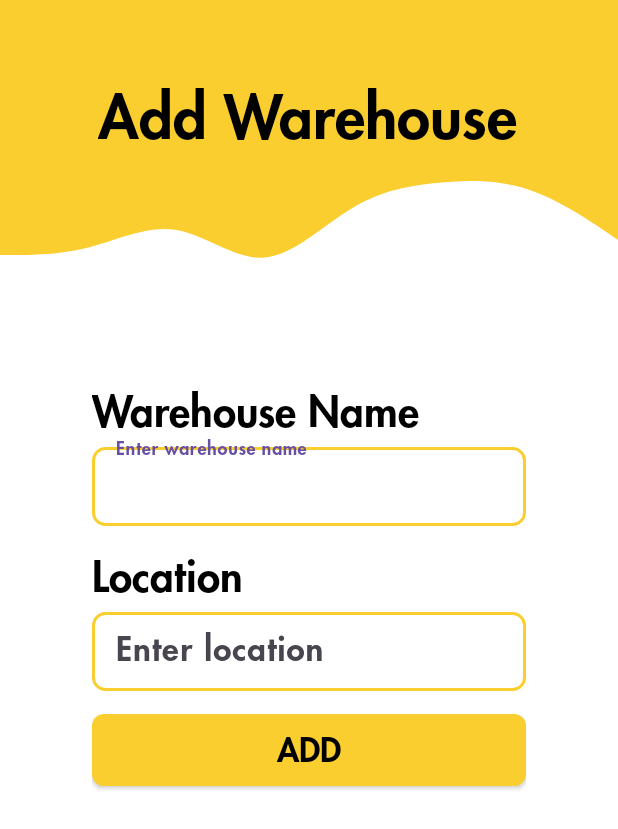
After one commit to satyamkumardeveloper/inventory_management, an Android app: the warehouseAdd screen opened directly, with no data from a screen before it, on a phone screen of 412 x 824 dp. The commit adds this screen. Shown: the top 829 px of the screen. Run offline under Robolectric (Android 15) with nearby library versions, the phone set to English and light mode, and no system bars; our stand-ins replace Firebase (no records; nobody signed in at launch, a user with empty details on screens opened directly).

Commit message:
warehouse option added with database.

```diff
--- a/app/build.gradle.kts
+++ b/app/build.gradle.kts
@@ -47,6 +47,7 @@ dependencies {
     implementation("androidx.constraintlayout:constraintlayout:2.1.4")
     implementation("com.google.firebase:firebase-auth:22.3.1")
     implementation("androidx.activity:activity:1.8.0")
+    implementation("com.google.firebase:firebase-database-ktx:20.3.1")
     testImplementation("junit:junit:4.13.2")
     androidTestImplementation("androidx.test.ext:junit:1.1.5")
     androidTestImplementation("androidx.test.espresso:espresso-core:3.5.1")
--- a/app/src/main/AndroidManifest.xml
+++ b/app/src/main/AndroidManifest.xml
@@ -12,6 +12,12 @@
         android:supportsRtl="true"
         android:theme="@style/Theme.OptiStock"
         tools:targetApi="31">
+        <activity
+            android:name=".warehouseAdd"
+            android:exported="false" />
+        <activity
+            android:name=".EachItem"
+            android:exported="false" />
         <activity
             android:name=".warehouse"
             android:exported="false" />
--- a/app/src/main/java/com/example/optistock/signup.kt
+++ b/app/src/main/java/com/example/optistock/signup.kt
@@ -30,7 +30,7 @@ class signup : AppCompatActivity() {
                 if (pass1==pass2){
                     firebaseAuth.createUserWithEmailAndPassword(email,pass1).addOnCompleteListener{
                         if (it.isSuccessful){
-                            startActivity(Intent(this,home::class.java))
+                            startActivity(Intent(this,warehouse::class.java))
                             finish()
 
                         }else{
--- /dev/null
+++ b/app/src/main/java/com/example/optistock/warehouseAdd.kt
@@ -0,0 +1,69 @@
+package com.example.optistock
+
+import android.content.Intent
+import android.health.connect.datatypes.units.Length
+import android.location.Location
+import android.os.Bundle
+import android.widget.Toast
+import androidx.activity.enableEdgeToEdge
+import androidx.appcompat.app.AppCompatActivity
+import androidx.core.view.ViewCompat
+import androidx.core.view.WindowInsetsCompat
+import com.example.optistock.databinding.ActivityWarehouseAddBinding
+import com.example.optistock.databinding.ActivityWarehouseBinding
+import com.google.firebase.auth.FirebaseAuth
+import com.google.firebase.database.DatabaseReference
+import com.google.firebase.database.FirebaseDatabase
+
+class warehouseAdd : AppCompatActivity() {
+    private lateinit var binding: ActivityWarehouseAddBinding
+    private lateinit var firebaseAuth: FirebaseAuth
+    private lateinit var databaseReference:DatabaseReference
+    override fun onCreate(savedInstanceState: Bundle?) {
+        super.onCreate(savedInstanceState)
+        enableEdgeToEdge()
+        binding=ActivityWarehouseAddBinding.inflate(layoutInflater)
+        setContentView(binding.root)
+        ViewCompat.setOnApplyWindowInsetsListener(findViewById(R.id.main)) { v, insets ->
+            val systemBars = insets.getInsets(WindowInsetsCompat.Type.systemBars())
+            v.setPadding(systemBars.left, systemBars.top, systemBars.right, systemBars.bottom)
+            insets
+        }
+
+        firebaseAuth= FirebaseAuth.getInstance()
+
+
+
+        databaseReference=FirebaseDatabase.getInstance().getReference()
+        binding.addBTN.setOnClickListener{
+            val currentUser = firebaseAuth.currentUser
+            var WarehouseName=binding.warehouseName.text.toString()
+            var locate=binding.locationInput.text.toString()
+            if (currentUser!=null){
+                val userId = currentUser.uid
+                val warehouseId = databaseReference.child("users").child(userId).child("warehouses").push().key
+                if (warehouseId != null) {
+                    // Create a map with warehouse data
+                    val warehouseData = mapOf(
+                        "warehouseName" to WarehouseName,
+                        "location" to locate
+                    )
+                    // Insert data into database
+                    databaseReference.child("users").child(userId).child("warehouses").child(warehouseId).setValue(warehouseData)
+                        .addOnSuccessListener {
+                            startActivity(Intent(this,warehouse::class.java))
+                            Toast.makeText(this,"Warehouse added successfully",Toast.LENGTH_SHORT).show()
+                            finish()
+                        }
+                        .addOnFailureListener { exception ->
+                            Toast.makeText(this,exception.toString(),Toast.LENGTH_SHORT).show()
+                        }
+                }
+            } else {
+                Toast.makeText(this,"Login first",Toast.LENGTH_SHORT).show()
+            }
+            }
+        }
+
+
+    }
--- /dev/null
+++ b/app/src/main/res/layout/activity_warehouse_add.xml
@@ -0,0 +1,131 @@
+<?xml version="1.0" encoding="utf-8"?>
+<androidx.constraintlayout.widget.ConstraintLayout xmlns:android="http://schemas.android.com/apk/res/android"
+    xmlns:app="http://schemas.android.com/apk/res-auto"
+    xmlns:tools="http://schemas.android.com/tools"
+    android:id="@+id/main"
+    android:layout_width="match_parent"
+    android:layout_height="match_parent"
+    android:background="@color/white"
+    tools:context=".warehouseAdd">
+
+    <View
+        android:id="@+id/view"
+        android:layout_width="match_parent"
+        android:layout_height="100sp"
+        android:background="@color/yellow"
+        app:layout_constraintEnd_toEndOf="parent"
+        app:layout_constraintStart_toStartOf="parent"
+        app:layout_constraintTop_toTopOf="parent" />
+
+    <View
+        android:layout_width="match_parent"
+        android:layout_height="100sp"
+        android:background="@drawable/wave_3_"
+        app:layout_constraintEnd_toEndOf="parent"
+        app:layout_constraintStart_toStartOf="parent"
+        app:layout_constraintTop_toBottomOf="@+id/view" />
+
+    <TextView
+        android:layout_width="280dp"
+        android:layout_height="57dp"
+        android:layout_marginTop="52dp"
+        android:fontFamily="@font/future"
+        android:text="@string/add_warehouse"
+        android:textColor="@color/black"
+        android:textSize="40sp"
+        app:layout_constraintEnd_toEndOf="parent"
+        app:layout_constraintHorizontal_bias="0.496"
+        app:layout_constraintStart_toStartOf="parent"
+        app:layout_constraintTop_toTopOf="parent" />
+
+    <LinearLayout
+        android:layout_width="289dp"
+        android:layout_height="353dp"
+        android:layout_marginStart="1dp"
+        android:layout_marginTop="256dp"
+        android:layout_marginEnd="1dp"
+        android:orientation="vertical"
+        app:layout_constraintEnd_toEndOf="parent"
+        app:layout_constraintStart_toStartOf="parent"
+        app:layout_constraintTop_toTopOf="parent"
+        tools:ignore="TextSizeCheck">
+
+
+        <TextView
+            android:id="@+id/textView1"
+            android:layout_width="match_parent"
+            android:layout_height="wrap_content"
+            android:fontFamily="@font/future"
+            android:gravity=""
+            android:text="@string/warehouse_name"
+            android:textColor="@color/black"
+            android:textSize="28sp" />
+
+        <com.google.android.material.textfield.TextInputLayout
+            android:layout_width="match_parent"
+            android:layout_height="wrap_content">
+
+            <EditText
+                android:id="@+id/warehouseName"
+                android:layout_width="match_parent"
+                android:layout_height="wrap_content"
+                android:layout_marginTop="10sp"
+                android:autofillHints=""
+                android:background="@drawable/editor_background_design"
+                android:fontFamily="@font/future"
+                android:hint="@string/enter_warehouse_name"
+                android:inputType="textPersonName"
+                android:padding="12dp"
+                android:textColor="@color/black"
+                android:textSize="22sp" />
+        </com.google.android.material.textfield.TextInputLayout>
+
+
+        <TextView
+            android:id="@+id/textView2"
+            android:layout_width="match_parent"
+            android:layout_height="wrap_content"
+            android:layout_marginTop="15sp"
+            android:fontFamily="@font/future"
+            android:gravity=""
+            android:text="@string/Location"
+            android:textColor="@color/black"
+            android:textSize="28sp" />
+
+
+        <com.google.android.material.textfield.TextInputLayout
+            android:layout_width="match_parent"
+            android:layout_height="wrap_content">
+
+            <EditText
+                android:id="@+id/locationInput"
+                android:layout_width="match_parent"
+                android:layout_height="wrap_content"
+                android:layout_marginTop="10sp"
+                android:autofillHints=""
+                android:background="@drawable/editor_background_design"
+                android:fontFamily="@font/future"
+                android:hint="@string/enter_location"
+                android:inputType="text"
+                android:padding="12dp"
+                android:textColor="@color/black"
+                android:textSize="22sp" />
+        </com.google.android.material.textfield.TextInputLayout>
+
+
+        <androidx.appcompat.widget.AppCompatButton
+            android:id="@+id/addBTN"
+            android:layout_width="match_parent"
+            android:layout_height="wrap_content"
+            android:layout_marginTop="15sp"
+            android:background="@drawable/button_background"
+            android:fontFamily="@font/future"
+            android:text="@string/add"
+            android:textColor="@color/black"
+            android:textSize="22sp"
+            tools:ignore="TextSizeCheck" />
+
+
+    </LinearLayout>
+
+</androidx.constraintlayout.widget.ConstraintLayout>
--- a/app/src/main/res/values/colors.xml
+++ b/app/src/main/res/values/colors.xml
@@ -4,4 +4,5 @@
     <color name="white">#FFFFFFFF</color>
     <color name="yellow">#face2f</color>
     <color name="gray">#8F8F8F</color>
+    <color name="dark_gray">#181818</color>
 </resources>
--- a/app/src/main/res/values/strings.xml
+++ b/app/src/main/res/values/strings.xml
@@ -22,5 +22,12 @@
     <string name="the_optimal_solutionfor_inventory">The optimal solution for Inventory</string>
     <string name="TODO">TODO</string>
     <string name="warehouse">Warehouse</string>
+    <string name="location">location</string>
+    <string name="add_warehouse">Add Warehouse</string>
+    <string name="add">ADD</string>
+    <string name="Location">Location</string>
+    <string name="warehouse_name">Warehouse Name</string>
+    <string name="enter_warehouse_name">Enter warehouse name</string>
+    <string name="enter_location">Enter location</string>
 
 </resources>
```
Also changed, not shown: app/src/main/java/com/example/optistock/DataClass.kt (added, +11 -0 lines), app/src/main/java/com/example/optistock/home.kt (+9 -1 lines), app/src/main/java/com/example/optistock/warehouse.kt (+18 -1 lines), app/src/main/res/layout/activity_each_item.xml (added, +80 -0 lines), app/src/main/res/layout/activity_home.xml (+14 -0 lines), app/src/main/res/layout/activity_warehouse.xml (+54 -25 lines), app/src/main/res/drawable/add_ware_house.png (added), app/src/main/res/drawable/location.png (added), app/src/main/res/drawable/search_icon.png (added), app/src/main/res/drawable/warehouse.png (added).
